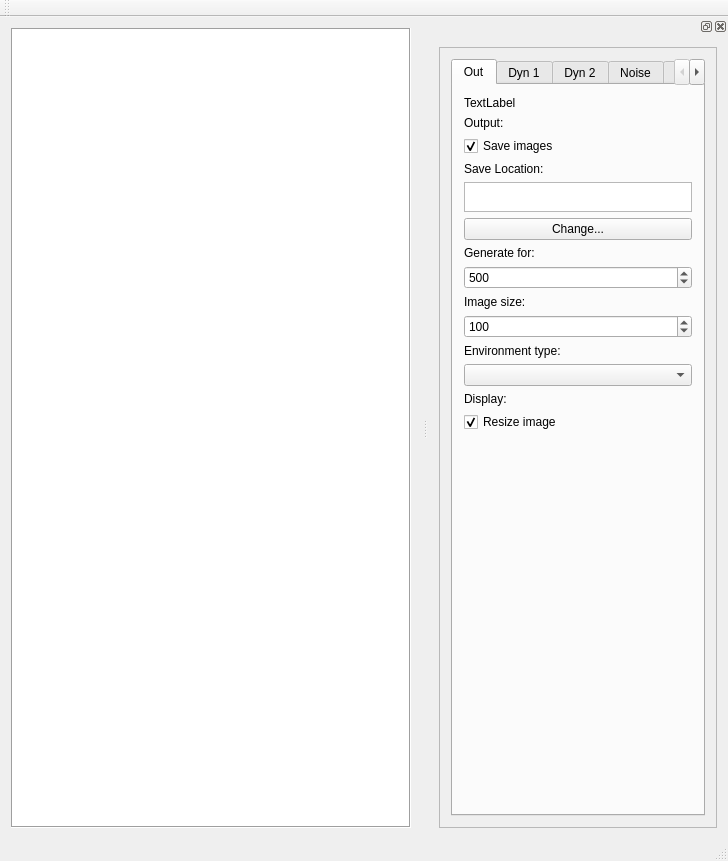
Before: the Qt Designer form utility/envirogen/mainwindow.ui in palaeoware/revosim, drawn with Qt 5.
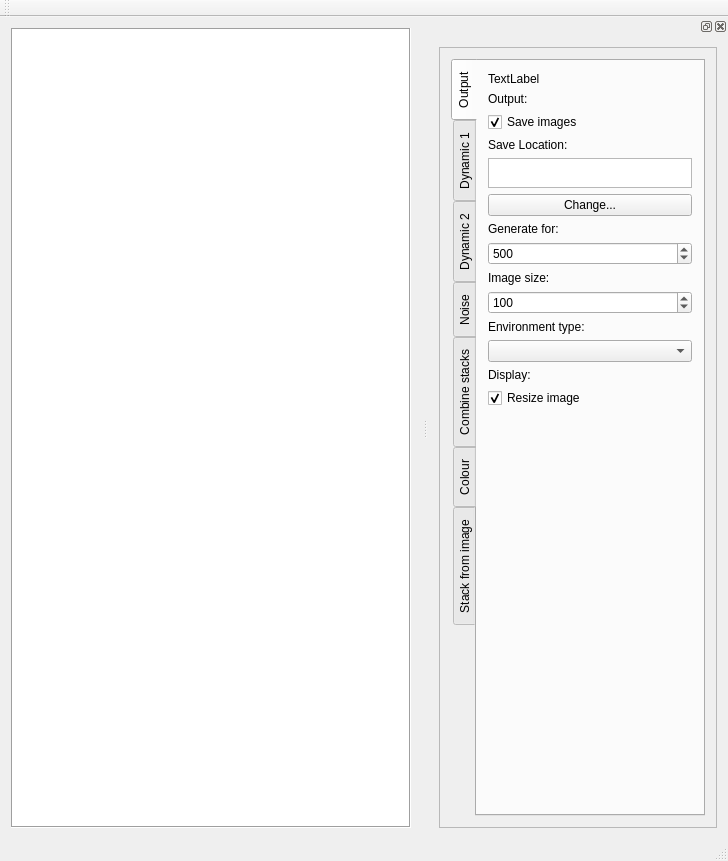
After: the same form once the commit is applied. The open tabs and pages were chosen to show the change.

```diff
--- a/utility/envirogen/mainwindow.ui
+++ b/utility/envirogen/mainwindow.ui
@@ -6,7 +6,7 @@
    <rect>
     <x>0</x>
     <y>0</y>
-    <width>719</width>
+    <width>723</width>
     <height>861</height>
    </rect>
   </property>
@@ -120,12 +120,15 @@
        <layout class="QVBoxLayout" name="verticalLayout_2">
         <item>
          <widget class="QTabWidget" name="settings_tab_widget">
+          <property name="tabPosition">
+           <enum>QTabWidget::West</enum>
+          </property>
           <property name="currentIndex">
            <number>2</number>
           </property>
           <widget class="QWidget" name="output_tab">
            <attribute name="title">
-            <string>Out</string>
+            <string>Output</string>
            </attribute>
            <layout class="QVBoxLayout" name="verticalLayout_4">
             <item>
@@ -177,8 +180,8 @@
                <string>&lt;!DOCTYPE HTML PUBLIC &quot;-//W3C//DTD HTML 4.0//EN&quot; &quot;http://www.w3.org/TR/REC-html40/strict.dtd&quot;&gt;
 &lt;html&gt;&lt;head&gt;&lt;meta name=&quot;qrichtext&quot; content=&quot;1&quot; /&gt;&lt;style type=&quot;text/css&quot;&gt;
 p, li { white-space: pre-wrap; }
-&lt;/style&gt;&lt;/head&gt;&lt;body style=&quot; font-family:'Ubuntu'; font-size:11pt; font-weight:400; font-style:normal;&quot;&gt;
-&lt;p style=&quot;-qt-paragraph-type:empty; margin-top:0px; margin-bottom:0px; margin-left:0px; margin-right:0px; -qt-block-indent:0; text-indent:0px;&quot;&gt;&lt;br /&gt;&lt;/p&gt;&lt;/body&gt;&lt;/html&gt;</string>
+&lt;/style&gt;&lt;/head&gt;&lt;body style=&quot; font-family:'MS Shell Dlg 2'; font-size:7.8pt; font-weight:400; font-style:normal;&quot;&gt;
+&lt;p style=&quot;-qt-paragraph-type:empty; margin-top:0px; margin-bottom:0px; margin-left:0px; margin-right:0px; -qt-block-indent:0; text-indent:0px; font-family:'Ubuntu'; font-size:11pt;&quot;&gt;&lt;br /&gt;&lt;/p&gt;&lt;/body&gt;&lt;/html&gt;</string>
               </property>
              </widget>
             </item>
@@ -273,7 +276,7 @@
           </widget>
           <widget class="QWidget" name="russell_tab">
            <attribute name="title">
-            <string>Dyn 1</string>
+            <string>Dynamic 1</string>
            </attribute>
            <layout class="QGridLayout" name="gridLayout_4">
             <item row="8" column="1">
@@ -482,7 +485,7 @@
           </widget>
           <widget class="QWidget" name="mark_tab">
            <attribute name="title">
-            <string>Dyn 2</string>
+            <string>Dynamic 2</string>
            </attribute>
            <layout class="QGridLayout" name="gridLayout">
             <item row="13" column="1">
@@ -882,7 +885,7 @@
           </widget>
           <widget class="QWidget" name="combine_tab">
            <attribute name="title">
-            <string>Comb</string>
+            <string>Combine stacks</string>
            </attribute>
            <layout class="QVBoxLayout" name="verticalLayout_3">
             <item>
@@ -1017,7 +1020,7 @@
           </widget>
           <widget class="QWidget" name="colour_tab">
            <attribute name="title">
-            <string>Col</string>
+            <string>Colour</string>
            </attribute>
            <layout class="QGridLayout" name="gridLayout_7">
             <item row="6" column="0" colspan="2">
@@ -1127,7 +1130,7 @@
           </widget>
           <widget class="QWidget" name="stack_tab">
            <attribute name="title">
-            <string>Stack</string>
+            <string>Stack from image</string>
            </attribute>
            <layout class="QGridLayout" name="gridLayout_8">
             <item row="3" column="0">
```
Left out of the diff: 6 changed lines with no effect on the pictures.
